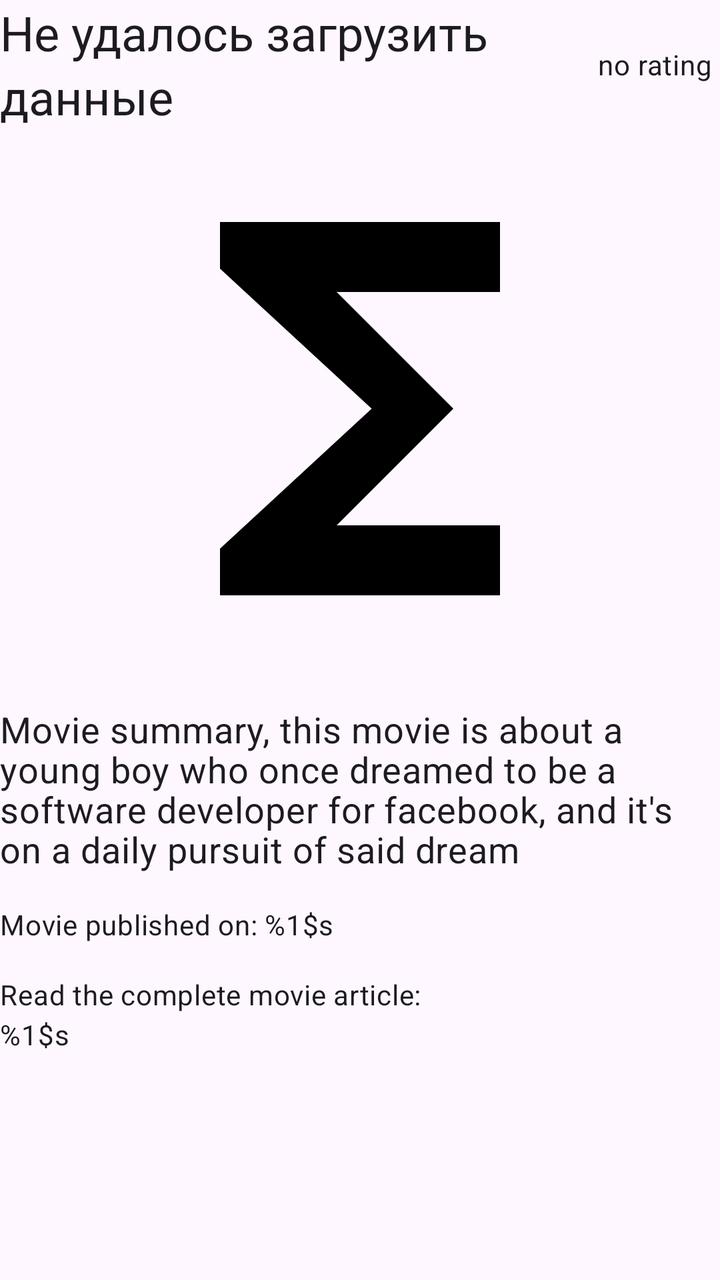
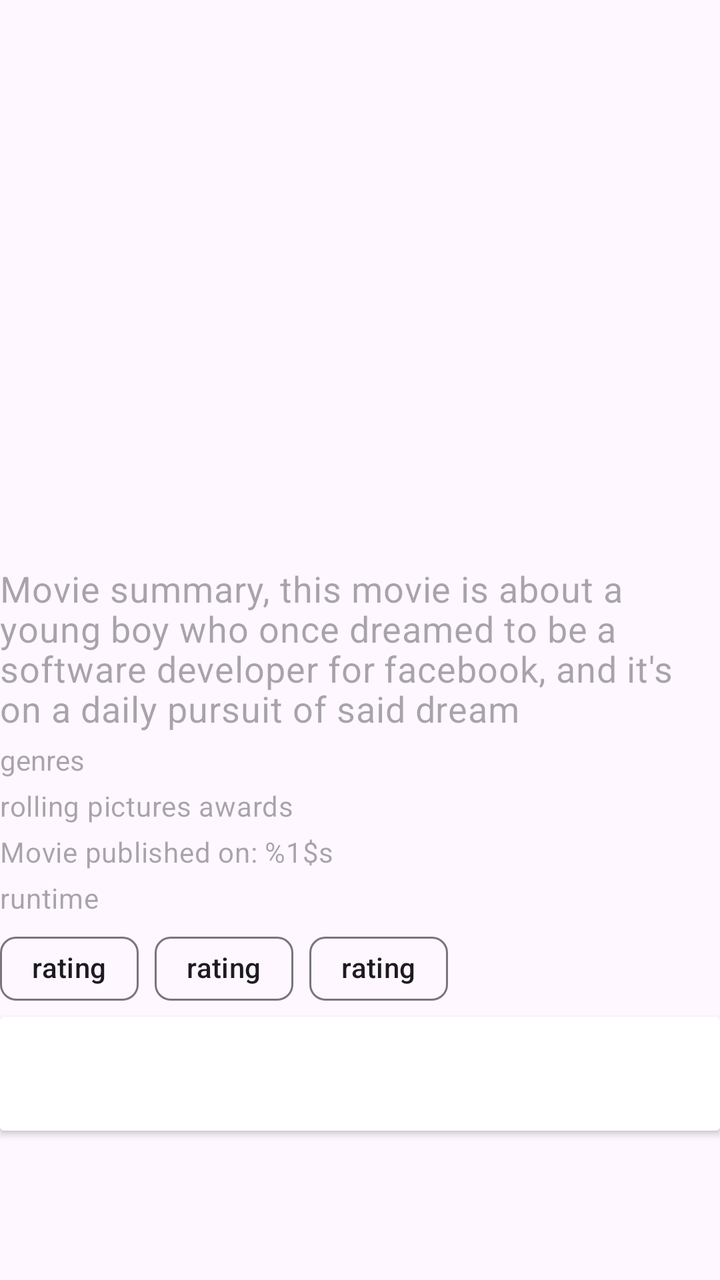

Before-and-after screenshots of an Android layout around one commit, followed by the original layout XML and the change that was made.
<!-- AndroidManifest.xml: another module's application theme Theme.MovieCatalog -->
<!-- res/layout/fragment_movie_details.xml -->
<?xml version="1.0" encoding="utf-8"?>
<androidx.constraintlayout.widget.ConstraintLayout xmlns:android="http://schemas.android.com/apk/res/android"
    android:layout_width="match_parent"
    android:layout_height="match_parent"
    android:layout_margin="@dimen/eight_dimen"
    xmlns:app="http://schemas.android.com/apk/res-auto">

    <com.google.android.material.textview.MaterialTextView
        android:id="@+id/movieName"
        style="@style/TextAppearance.Material3.HeadlineSmall"
        android:layout_width="@dimen/movie_title"
        android:layout_height="wrap_content"
        android:text="@string/error_message"
        android:layout_marginBottom="@dimen/eight_dimen"
        app:layout_constraintStart_toStartOf="parent"
        app:layout_constraintTop_toTopOf="parent" />

    <com.google.android.material.textview.MaterialTextView
        android:id="@+id/movieRating"
        style="@style/TextAppearance.Material3.BodyMedium"
        android:layout_width="wrap_content"
        android:layout_height="wrap_content"
        android:text="@string/no_rating"
        android:layout_marginHorizontal="4dp"
        app:layout_constraintEnd_toEndOf="parent"
        app:layout_constraintTop_toTopOf="@id/movieName"
        app:layout_constraintBottom_toBottomOf="@id/movieName"/>

    <com.google.android.material.imageview.ShapeableImageView
        android:id="@+id/movieImage"
        android:layout_width="match_parent"
        android:layout_height="@dimen/image_height"
        android:src="@drawable/ic_image"
        app:layout_constraintStart_toStartOf="parent"
        app:layout_constraintTop_toBottomOf="@id/movieName" />

    <com.google.android.material.textview.MaterialTextView
        android:layout_width="match_parent"
        android:layout_height="wrap_content"
        android:layout_marginVertical="@dimen/eight_dimen"
        android:id="@+id/movieSummary"
        android:textSize="18sp"
        android:text="@string/movie_summary"
        style="?attr/textAppearanceBodyMedium"
        app:layout_constraintTop_toBottomOf="@id/movieImage"/>

    <com.google.android.material.textview.MaterialTextView
        android:layout_width="wrap_content"
        android:layout_height="wrap_content"
        android:layout_marginVertical="@dimen/sixteen_dimen"
        android:id="@+id/moviePublicationDate"
        android:text="@string/movie_published_on"
        style="@style/TextAppearance.Material3.BodyMedium"
        app:layout_constraintStart_toStartOf="parent"
        app:layout_constraintTop_toBottomOf="@id/movieSummary"/>

    <com.google.android.material.textview.MaterialTextView
        android:layout_width="match_parent"
        android:layout_height="wrap_content"
        android:layout_marginVertical="@dimen/sixteen_dimen"
        android:text="@string/read_article"
        android:id="@+id/movieArticleLink"
        style="@style/TextAppearance.Material3.BodyMedium"
        app:layout_constraintStart_toStartOf="parent"
        app:layout_constraintTop_toBottomOf="@id/moviePublicationDate"/>

</androidx.constraintlayout.widget.ConstraintLayout>
<!-- resources referenced by this layout -->
<resources>
  <dimen name="eight_dimen">8dp</dimen>
  <dimen name="image_height">280dp</dimen>
  <dimen name="movie_title">300dp</dimen>
  <dimen name="sixteen_dimen">16dp</dimen>
  <!-- drawable ic_image (drawable) -->
  <vector xmlns:android="http://schemas.android.com/apk/res/android"
      android:width="24dp"
      android:height="24dp"
      android:tint="#000000"
      android:viewportWidth="24"
      android:viewportHeight="24">
      <path
          android:fillColor="@android:color/white"
          android:pathData="M18,4H6v2l6.5,6L6,18v2h12v-3h-7l5,-5 -5,-5h7V4z" />
  </vector>
  <string name="error_message">Не удалось загрузить данные</string>
  <string name="movie_published_on">Movie published on: %1$s</string>
  <string name="movie_summary">Movie summary, this movie is about a young boy who once dreamed to be a software developer for facebook, and it\'s on a daily pursuit of said dream</string>
  <string name="no_rating">no rating</string>
  <string name="read_article">Read the complete movie article: \n%1$s</string>
  <style name="Theme.MovieCatalog" parent="Theme.Material3.Light.NoActionBar">
          
          <item name="colorPrimary">@color/purple_500</item>
          <item name="colorPrimaryVariant">@color/purple_700</item>
          <item name="colorOnPrimary">@color/white</item>
          
          <item name="colorSecondary">@color/teal_200</item>
          <item name="colorSecondaryVariant">@color/teal_700</item>
          <item name="colorOnSecondary">@color/black</item>
          
          <item name="android:statusBarColor">@android:color/darker_gray</item>
          
      </style>
  <color name="purple_500">#FF6200EE</color>
  <color name="purple_700">#FF3700B3</color>
  <color name="white">#FFFFFFFF</color>
  <color name="teal_200">#FF03DAC5</color>
  <color name="teal_700">#FF018786</color>
  <color name="black">#FF000000</color>
</resources>

<!-- the commit's change to res/layout/fragment_movie_details.xml (unified diff, before → after) -->
@@ -1,67 +1,191 @@
 <?xml version="1.0" encoding="utf-8"?>
-<androidx.constraintlayout.widget.ConstraintLayout xmlns:android="http://schemas.android.com/apk/res/android"
+<androidx.core.widget.NestedScrollView xmlns:android="http://schemas.android.com/apk/res/android"
+    xmlns:app="http://schemas.android.com/apk/res-auto"
+    xmlns:tools="http://schemas.android.com/tools"
     android:layout_width="match_parent"
     android:layout_height="match_parent"
     android:layout_margin="@dimen/eight_dimen"
-    xmlns:app="http://schemas.android.com/apk/res-auto">
+    android:orientation="vertical">
 
-    <com.google.android.material.textview.MaterialTextView
-        android:id="@+id/movieName"
-        style="@style/TextAppearance.Material3.HeadlineSmall"
-        android:layout_width="@dimen/movie_title"
-        android:layout_height="wrap_content"
-        android:text="@string/error_message"
-        android:layout_marginBottom="@dimen/eight_dimen"
-        app:layout_constraintStart_toStartOf="parent"
-        app:layout_constraintTop_toTopOf="parent" />
+    <LinearLayout
+        android:layout_width="match_parent"
+        android:layout_height="match_parent"
+        android:orientation="vertical">
 
-    <com.google.android.material.textview.MaterialTextView
-        android:id="@+id/movieRating"
-        style="@style/TextAppearance.Material3.BodyMedium"
-        android:layout_width="wrap_content"
-        android:layout_height="wrap_content"
-        android:text="@string/no_rating"
-        android:layout_marginHorizontal="4dp"
-        app:layout_constraintEnd_toEndOf="parent"
-        app:layout_constraintTop_toTopOf="@id/movieName"
-        app:layout_constraintBottom_toBottomOf="@id/movieName"/>
+        <androidx.recyclerview.widget.RecyclerView
+            android:id="@+id/list_images"
+            android:layout_width="match_parent"
+            android:layout_height="@dimen/image_height"
+            android:orientation="horizontal"
+            android:src="@drawable/ic_image"
+            app:layoutManager="androidx.recyclerview.widget.LinearLayoutManager"
+            tools:listitem="@layout/image_entry" />
 
-    <com.google.android.material.imageview.ShapeableImageView
-        android:id="@+id/movieImage"
+        <com.google.android.material.textview.MaterialTextView
+            android:id="@+id/movie_summary"
+            style="?attr/textAppearanceBodyMedium"
+            android:layout_width="match_parent"
+            android:layout_height="wrap_content"
+            android:layout_marginVertical="2dp"
+            android:hint="@string/movie_summary"
+            android:textSize="18sp" />
+
+        <com.google.android.material.textview.MaterialTextView
+            android:id="@+id/movie_genres"
+            android:layout_width="match_parent"
+            android:layout_height="wrap_content"
+            android:layout_marginVertical="2dp"
+            android:hint="@string/genres" />
+
+        <com.google.android.material.textview.MaterialTextView
+            android:id="@+id/movie_awards"
+            style="@style/TextAppearance.Material3.BodyMedium"
+            android:layout_width="match_parent"
+            android:layout_height="wrap_content"
+            android:layout_marginVertical="2dp"
+            android:hint="@string/awards" />
+
+        <com.google.android.material.textview.MaterialTextView
+            android:id="@+id/movie_publication_date"
+            style="@style/TextAppearance.Material3.BodyMedium"
+            android:layout_width="wrap_content"
+            android:layout_height="wrap_content"
+            android:layout_marginVertical="2dp"
+            android:hint="@string/movie_published_on" />
+
+        <com.google.android.material.textview.MaterialTextView
+            android:id="@+id/movie_runtime"
+            style="@style/TextAppearance.Material3.BodyMedium"
+            android:layout_width="wrap_content"
+            android:layout_height="wrap_content"
+            android:layout_marginVertical="2dp"
+            android:hint="@string/runtime" />
+
+        <com.google.android.material.chip.ChipGroup
+            android:id="@+id/chip_rating_group"
+            android:layout_width="match_parent"
+            android:layout_height="wrap_content"
+            android:layoutDirection="locale"
+            app:chipSpacing="@dimen/sixteen_dimen"
+            app:singleLine="true">
+
+            <com.google.android.material.chip.Chip
+                android:id="@+id/imdb_chip"
+                android:layout_width="wrap_content"
+                android:layout_height="wrap_content"
+                android:text="@string/rating" />
+
+            <com.google.android.material.chip.Chip
+                android:id="@+id/r_tomatoes_chip"
+                android:layout_width="wrap_content"
+                android:layout_height="wrap_content"
+                android:text="@string/rating" />
+
+            <com.google.android.material.chip.Chip
+                android:id="@+id/movie_db_chip"
+                android:layout_width="wrap_content"
+                android:layout_height="wrap_content"
+                android:text="@string/rating" />
+
+        </com.google.android.material.chip.ChipGroup>
+
+        <androidx.recyclerview.widget.RecyclerView
+            android:id="@+id/list_actors"
+            android:layout_width="match_parent"
+            android:layout_height="wrap_content"
+            tools:listitem="@layout/actors_entry" />
+
+        <androidx.cardview.widget.CardView
+            android:layout_width="match_parent"
+            android:layout_height="wrap_content">
+
+            <LinearLayout
+                android:layout_width="match_parent"
+                android:layout_height="wrap_content"
+                android:orientation="vertical">
+
+                <TextView
+                    android:id="@+id/movie_budget"
+                    android:layout_width="match_parent"
+                    android:layout_height="wrap_content" />
+
+                <TextView
+                    android:id="@+id/movie_open_weekend_gross"
+                    android:layout_width="match_parent"
+                    android:layout_height="wrap_content" />
+
+                <TextView
+                    android:id="@+id/movie_world_wide_gross"
+                    android:layout_width="match_parent"
+                    android:layout_height="wrap_content" />
+
+            </LinearLayout>
+        </androidx.cardview.widget.CardView>
+
+        <androidx.recyclerview.widget.RecyclerView
+            android:id="@+id/list_similars"
+            android:layout_width="match_parent"
+            android:layout_height="@dimen/image_height"
+            tools:listitem="@layout/similar_entry" />
+
+    </LinearLayout>
+
+</androidx.core.widget.NestedScrollView>
+<!-- res/layout/image_entry.xml (included above) -->
+<?xml version="1.0" encoding="utf-8"?>
+<androidx.cardview.widget.CardView xmlns:android="http://schemas.android.com/apk/res/android"
+    android:layout_width="match_parent"
+    android:layout_height="wrap_content"
+    android:padding="@dimen/eight_dimen">
+
+    <ImageView
         android:layout_width="match_parent"
         android:layout_height="@dimen/image_height"
         android:src="@drawable/ic_image"
-        app:layout_constraintStart_toStartOf="parent"
-        app:layout_constraintTop_toBottomOf="@id/movieName" />
+        android:id="@+id/movie_image"/>
 
-    <com.google.android.material.textview.MaterialTextView
+</androidx.cardview.widget.CardView>
+<!-- res/layout/actors_entry.xml (included above) -->
+<?xml version="1.0" encoding="utf-8"?>
+<androidx.cardview.widget.CardView xmlns:android="http://schemas.android.com/apk/res/android"
+    android:layout_width="match_parent"
+    android:layout_height="wrap_content"
+    android:padding="@dimen/eight_dimen">
+
+    <ImageView
+        android:layout_width="match_parent"
+        android:layout_height="@dimen/image_height"
+        android:src="@drawable/ic_image"
+        android:id="@+id/actor_image"/>
+
+</androidx.cardview.widget.CardView>
+<!-- res/layout/similar_entry.xml (included above) -->
+<?xml version="1.0" encoding="utf-8"?>
+<androidx.cardview.widget.CardView xmlns:android="http://schemas.android.com/apk/res/android"
+    xmlns:app="http://schemas.android.com/apk/res-auto"
+    xmlns:tools="http://schemas.android.com/tools"
+    android:layout_width="match_parent"
+    android:layout_height="wrap_content"
+    android:padding="@dimen/eight_dimen">
+
+    <LinearLayout
         android:layout_width="match_parent"
         android:layout_height="wrap_content"
-        android:layout_marginVertical="@dimen/eight_dimen"
-        android:id="@+id/movieSummary"
-        android:textSize="18sp"
-        android:text="@string/movie_summary"
-        style="?attr/textAppearanceBodyMedium"
-        app:layout_constraintTop_toBottomOf="@id/movieImage"/>
+        android:orientation="vertical"
+        tools:ignore="UseCompoundDrawables">
 
-    <com.google.android.material.textview.MaterialTextView
-        android:layout_width="wrap_content"
-        android:layout_height="wrap_content"
-        android:layout_marginVertical="@dimen/sixteen_dimen"
-        android:id="@+id/moviePublicationDate"
-        android:text="@string/movie_published_on"
-        style="@style/TextAppearance.Material3.BodyMedium"
-        app:layout_constraintStart_toStartOf="parent"
-        app:layout_constraintTop_toBottomOf="@id/movieSummary"/>
+        <TextView
+            android:layout_width="match_parent"
+            android:layout_height="wrap_content"
+            android:hint="@string/title"
+            android:id="@+id/similar_title" />
 
-    <com.google.android.material.textview.MaterialTextView
-        android:layout_width="match_parent"
-        android:layout_height="wrap_content"
-        android:layout_marginVertical="@dimen/sixteen_dimen"
-        android:text="@string/read_article"
-        android:id="@+id/movieArticleLink"
-        style="@style/TextAppearance.Material3.BodyMedium"
-        app:layout_constraintStart_toStartOf="parent"
-        app:layout_constraintTop_toBottomOf="@id/moviePublicationDate"/>
+        <ImageView
+            android:layout_width="match_parent"
+            android:layout_height="@dimen/image_height"
+            android:src="@drawable/ic_image"
+            android:id="@+id/similar_image"
+            android:contentDescription="@string/runtime" />
 
-</androidx.constraintlayout.widget.ConstraintLayout>
+    </LinearLayout>
+</androidx.cardview.widget.CardView>
<!-- resource entries referenced after the edit -->
@@ -2,7 +2,6 @@
 <resources>
   <dimen name="eight_dimen">8dp</dimen>
   <dimen name="image_height">280dp</dimen>
-  <dimen name="movie_title">300dp</dimen>
   <dimen name="sixteen_dimen">16dp</dimen>
   <!-- drawable ic_image (drawable) -->
   <vector xmlns:android="http://schemas.android.com/apk/res/android"
@@ -15,11 +14,13 @@
           android:fillColor="@android:color/white"
           android:pathData="M18,4H6v2l6.5,6L6,18v2h12v-3h-7l5,-5 -5,-5h7V4z" />
   </vector>
-  <string name="error_message">Не удалось загрузить данные</string>
+  <string name="awards">rolling pictures awards</string>
+  <string name="genres">genres</string>
   <string name="movie_published_on">Movie published on: %1$s</string>
   <string name="movie_summary">Movie summary, this movie is about a young boy who once dreamed to be a software developer for facebook, and it\'s on a daily pursuit of said dream</string>
-  <string name="no_rating">no rating</string>
-  <string name="read_article">Read the complete movie article: \n%1$s</string>
+  <string name="rating">rating</string>
+  <string name="runtime">runtime</string>
+  <string name="title">similar title</string>
   <style name="Theme.MovieCatalog" parent="Theme.Material3.Light.NoActionBar">
           
           <item name="colorPrimary">@color/purple_500</item>
